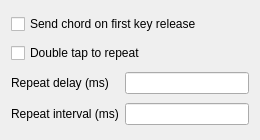
Old version of the form plover/gui_qt/config_plover_hid_widget.ui in the repository openstenoproject/plover.
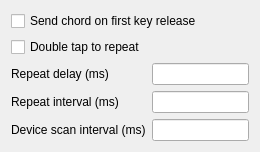
New version of the form.

Commit message: Add threaded reads and hot-plugging for plover_hid

What changed in the file:
```diff
--- a/plover/gui_qt/config_plover_hid_widget.ui
+++ b/plover/gui_qt/config_plover_hid_widget.ui
@@ -76,6 +76,24 @@
      </property>
     </widget>
    </item>
+   <!-- Row 4: Device scan interval (ms) -->
+   <item row="4" column="0">
+    <widget class="QLabel" name="label_device_scan_interval_ms">
+     <property name="text">
+      <string>Device scan interval (ms)</string>
+     </property>
+     <property name="buddy">
+      <cstring>device_scan_interval_ms</cstring>
+     </property>
+    </widget>
+   </item>
+   <item row="4" column="1">
+    <widget class="QLineEdit" name="device_scan_interval_ms">
+     <property name="toolTip">
+      <string>How often to scan for newly plugged-in devices.</string>
+     </property>
+    </widget>
+   </item>
   </layout>
  </widget>
 
```
Left out of the diff: 7 changed lines with no effect on the pictures. The commit also changes 2 other files.
